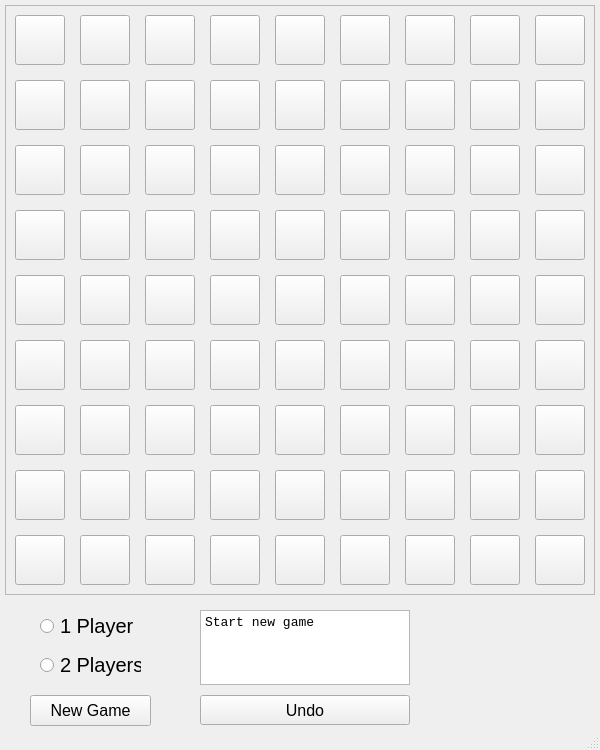
This is quoridor.ui in crimvael/quoridor as Qt 5 draws it before an edit. The edited form follows.
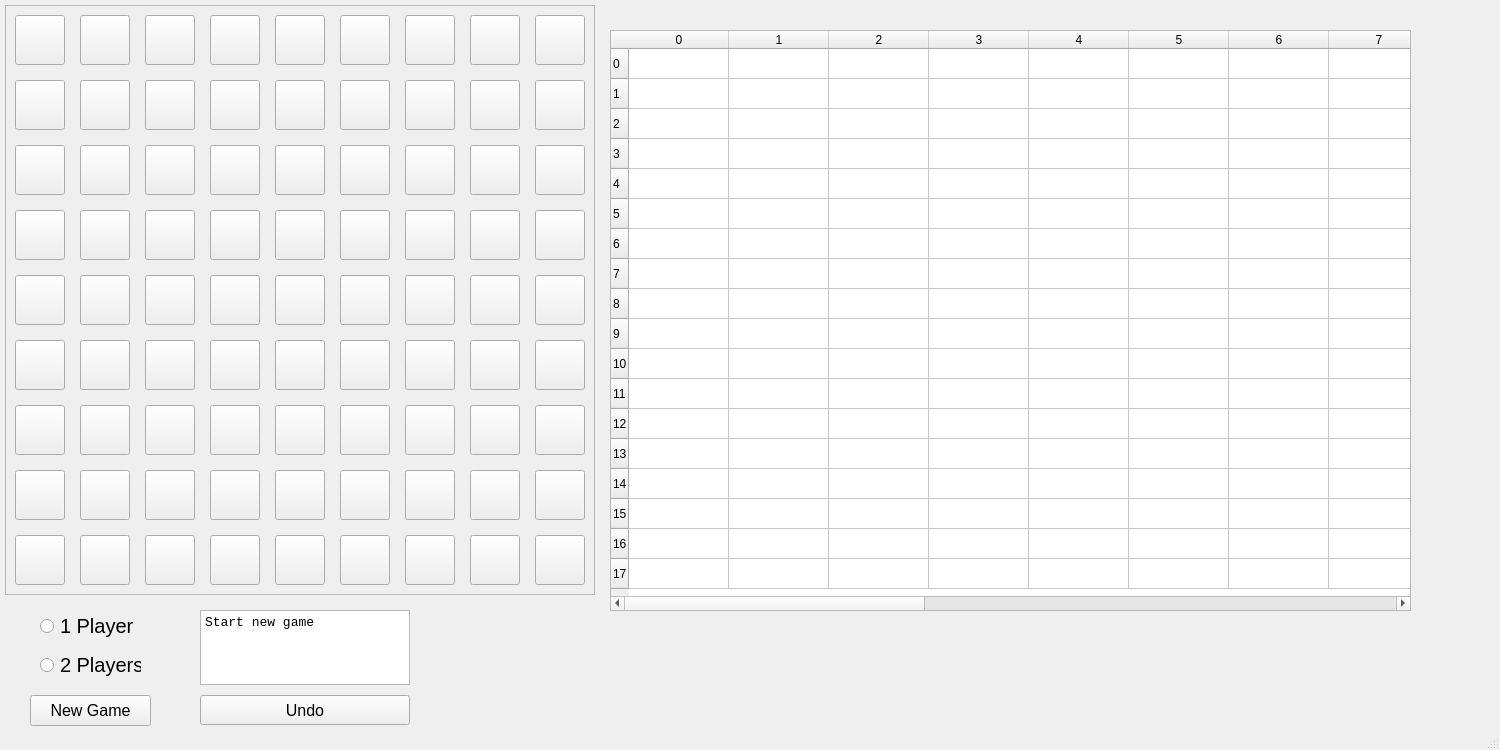
This is the edited form.

```diff
--- a/quoridor.ui
+++ b/quoridor.ui
@@ -6,7 +6,7 @@
    <rect>
     <x>0</x>
     <y>0</y>
-    <width>600</width>
+    <width>1500</width>
     <height>750</height>
    </rect>
   </property>
@@ -18,13 +18,13 @@
   </property>
   <property name="minimumSize">
    <size>
-    <width>600</width>
+    <width>1500</width>
     <height>750</height>
    </size>
   </property>
   <property name="maximumSize">
    <size>
-    <width>600</width>
+    <width>1500</width>
     <height>750</height>
    </size>
   </property>
@@ -1630,6 +1630,196 @@
 &lt;p style=&quot; margin-top:0px; margin-bottom:0px; margin-left:0px; margin-right:0px; -qt-block-indent:0; text-indent:0px;&quot;&gt;Start new game&lt;/p&gt;&lt;/body&gt;&lt;/html&gt;</string>
     </property>
    </widget>
+   <widget class="QTableWidget" name="tableWidget">
+    <property name="geometry">
+     <rect>
+      <x>610</x>
+      <y>30</y>
+      <width>801</width>
+      <height>581</height>
+     </rect>
+    </property>
+    <row>
+     <property name="text">
+      <string>0</string>
+     </property>
+    </row>
+    <row>
+     <property name="text">
+      <string>1</string>
+     </property>
+    </row>
+    <row>
+     <property name="text">
+      <string>2</string>
+     </property>
+    </row>
+    <row>
+     <property name="text">
+      <string>3</string>
+     </property>
+    </row>
+    <row>
+     <property name="text">
+      <string>4</string>
+     </property>
+    </row>
+    <row>
+     <property name="text">
+      <string>5</string>
+     </property>
+    </row>
+    <row>
+     <property name="text">
+      <string>6</string>
+     </property>
+    </row>
+    <row>
+     <property name="text">
+      <string>7</string>
+     </property>
+    </row>
+    <row>
+     <property name="text">
+      <string>8</string>
+     </property>
+    </row>
+    <row>
+     <property name="text">
+      <string>9</string>
+     </property>
+    </row>
+    <row>
+     <property name="text">
+      <string>10</string>
+     </property>
+    </row>
+    <row>
+     <property name="text">
+      <string>11</string>
+     </property>
+    </row>
+    <row>
+     <property name="text">
+      <string>12</string>
+     </property>
+    </row>
+    <row>
+     <property name="text">
+      <string>13</string>
+     </property>
+    </row>
+    <row>
+     <property name="text">
+      <string>14</string>
+     </property>
+    </row>
+    <row>
+     <property name="text">
+      <string>15</string>
+     </property>
+    </row>
+    <row>
+     <property name="text">
+      <string>16</string>
+     </property>
+    </row>
+    <row>
+     <property name="text">
+      <string>17</string>
+     </property>
+    </row>
+    <column>
+     <property name="text">
+      <string>0</string>
+     </property>
+    </column>
+    <column>
+     <property name="text">
+      <string>1</string>
+     </property>
+    </column>
+    <column>
+     <property name="text">
+      <string>2</string>
+     </property>
+    </column>
+    <column>
+     <property name="text">
+      <string>3</string>
+     </property>
+    </column>
+    <column>
+     <property name="text">
+      <string>4</string>
+     </property>
+    </column>
+    <column>
+     <property name="text">
+      <string>5</string>
+     </property>
+    </column>
+    <column>
+     <property name="text">
+      <string>6</string>
+     </property>
+    </column>
+    <column>
+     <property name="text">
+      <string>7</string>
+     </property>
+    </column>
+    <column>
+     <property name="text">
+      <string>8</string>
+     </property>
+    </column>
+    <column>
+     <property name="text">
+      <string>9</string>
+     </property>
+    </column>
+    <column>
+     <property name="text">
+      <string>10</string>
+     </property>
+    </column>
+    <column>
+     <property name="text">
+      <string>11</string>
+     </property>
+    </column>
+    <column>
+     <property name="text">
+      <string>12</string>
+     </property>
+    </column>
+    <column>
+     <property name="text">
+      <string>13</string>
+     </property>
+    </column>
+    <column>
+     <property name="text">
+      <string>14</string>
+     </property>
+    </column>
+    <column>
+     <property name="text">
+      <string>15</string>
+     </property>
+    </column>
+    <column>
+     <property name="text">
+      <string>16</string>
+     </property>
+    </column>
+    <column>
+     <property name="text">
+      <string>17</string>
+     </property>
+    </column>
+   </widget>
   </widget>
   <widget class="QMenuBar" name="menubar">
    <property name="geometry">
```
Left out of the diff: 2 changed lines with no effect on the pictures.
